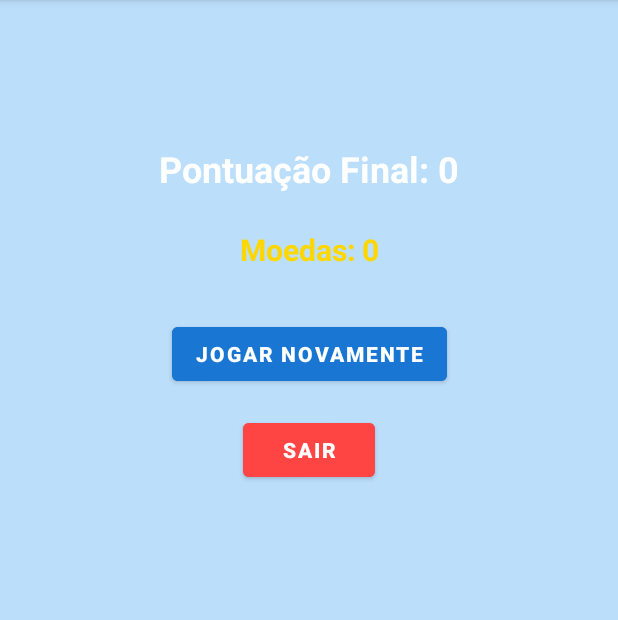
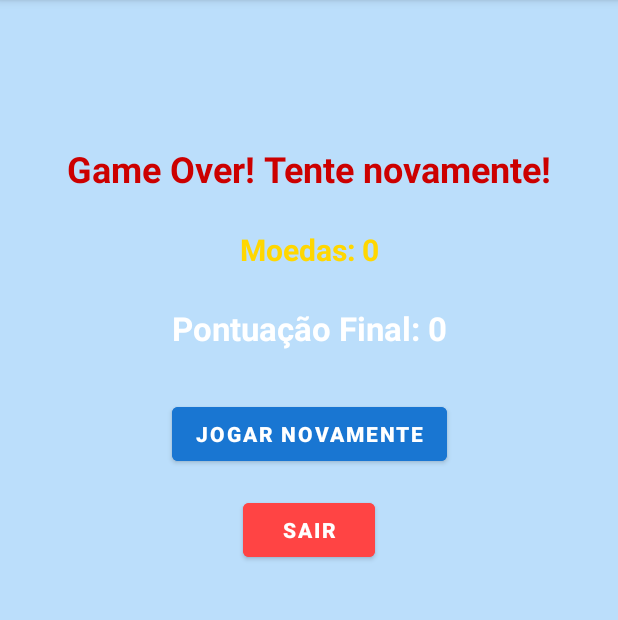
Before and after one commit to rafaelmarcal1/QuizAedes, an Android app: the GameOverActivity screen opened directly, with no data from a screen before it, on a phone screen of 412 x 824 dp, the part 84-704 px from its top. Run offline under Robolectric (Android 15) with nearby library versions, the phone set to English and light mode, and no system bars.

Commit message:
Estatisticas Finalmente funcionando e sendo atualizadas. Tela de Vitória substituida por somente uma tela de gameover que muda conforme vitória ou derrota

```diff
--- a/app/src/main/java/rafaelmarcal/ifsp/edu/quizaedes/ui/gameover/GameOverActivity.java
+++ b/app/src/main/java/rafaelmarcal/ifsp/edu/quizaedes/ui/gameover/GameOverActivity.java
@@ -1,6 +1,7 @@
 package rafaelmarcal.ifsp.edu.quizaedes.ui.gameover;
 
 import android.content.Intent;
+import android.content.SharedPreferences;
 import android.os.Bundle;
 import android.view.View;
 import androidx.appcompat.app.AppCompatActivity;
@@ -21,16 +22,49 @@ public class GameOverActivity extends AppCompatActivity {
         int pontuacao = getIntent().getIntExtra("PONTUACAO", 0);
         int moedas = getIntent().getIntExtra("MOEDAS", 0);  // Recupera as moedas
 
-        // Configurando os textos da tela de game over
-        binding.tvPontuacaoFinal.setText("Pontuação Final: " + pontuacao);
-        binding.tvMoedas.setText("Moedas: " + moedas);  // Atualiza o TextView com as moedas
+        // Recuperando se o jogador venceu ou perdeu
+        boolean venceu = getIntent().getBooleanExtra("VITORIA", false);
 
-        // Configurando o botão para jogar novamente
+        // Atualizando o texto com base na vitória ou derrota
+        if (venceu) {
+            // Mensagem de Vitória
+            binding.tvPontuacaoFinal.setText("Parabéns! Você venceu!");
+            binding.tvPontuacaoFinal.setTextColor(getResources().getColor(android.R.color.holo_green_dark));
+        } else {
+            // Mensagem de Game Over
+            binding.tvPontuacaoFinal.setText("Game Over! Tente novamente!");
+            binding.tvPontuacaoFinal.setTextColor(getResources().getColor(android.R.color.holo_red_dark));
+        }
+
+        // Exibe a pontuação final
+        binding.tvMoedas.setText("Moedas: " + moedas);
+
+        // Exibe a pontuação final
+        binding.tvPontuacao.setText("Pontuação Final: " + pontuacao);
+
+        // Recupera o maior nível alcançado da SharedPreferences
+        SharedPreferences sharedPreferences = getSharedPreferences("game_data", MODE_PRIVATE);
+        int maiorNivel = sharedPreferences.getInt("MAIOR_NIVEL", 1); // 1 é o valor inicial
+
+        // Atualizando o maior nível
+        SharedPreferences.Editor editor = sharedPreferences.edit();
+        int pontosTotais = sharedPreferences.getInt("PONTUACAO_TOTAL", 0) + pontuacao;
+        editor.putInt("PONTUACAO_TOTAL", pontosTotais);
+
+        if (maiorNivel < getIntent().getIntExtra("MAIOR_NIVEL", 1)) {
+            maiorNivel = getIntent().getIntExtra("MAIOR_NIVEL", 1);  // Atualiza o maior nível
+        }
+        editor.putInt("MAIOR_NIVEL", maiorNivel);
+
+        int moedasTotais = sharedPreferences.getInt("MOEDAS_TOTAL", 0) + moedas;
+        editor.putInt("MOEDAS_TOTAL", moedasTotais);
+        editor.apply();
+
+        // Botões para reiniciar ou sair
         binding.btnJogarNovamente.setOnClickListener(v -> reiniciarQuiz());
+        binding.btnSair.setOnClickListener(v -> finish());
+    }
 
-        // Configurando o botão para sair
-        binding.btnSair.setOnClickListener(v -> finish());  // Fecha a atividade
-    }
 
     private void reiniciarQuiz() {
         // Reinicia o quiz e retorna para a tela de PerguntasActivity
--- a/app/src/main/res/layout/activity_game_over.xml
+++ b/app/src/main/res/layout/activity_game_over.xml
@@ -6,7 +6,7 @@
     android:layout_height="match_parent"
     android:padding="16dp">
 
-    <!-- Pontuação Final -->
+    <!-- Mensagem de Vitória ou Game Over -->
     <TextView
         android:id="@+id/tvPontuacaoFinal"
         android:layout_width="wrap_content"
@@ -34,6 +34,20 @@
         app:layout_constraintEnd_toEndOf="parent"
         android:layout_marginTop="24dp"/>
 
+    <!-- Pontuação Final -->
+    <TextView
+        android:id="@+id/tvPontuacao"
+        android:layout_width="wrap_content"
+        android:layout_height="wrap_content"
+        android:text="Pontuação Final: 0"
+        android:textSize="22sp"
+        android:textStyle="bold"
+        android:textColor="#FFFFFF"
+        app:layout_constraintTop_toBottomOf="@id/tvMoedas"
+        app:layout_constraintStart_toStartOf="parent"
+        app:layout_constraintEnd_toEndOf="parent"
+        android:layout_marginTop="24dp"/>
+
     <!-- Botão para Jogar Novamente -->
     <Button
         android:id="@+id/btnJogarNovamente"
@@ -42,7 +56,7 @@
         android:text="Jogar Novamente"
         android:textStyle="bold"
         android:layout_marginTop="32dp"
-        app:layout_constraintTop_toBottomOf="@id/tvMoedas"
+        app:layout_constraintTop_toBottomOf="@id/tvPontuacao"
         app:layout_constraintStart_toStartOf="parent"
         app:layout_constraintEnd_toEndOf="parent"
         android:backgroundTint="@color/primaryColor"
```
Also changed, not shown: app/src/main/java/rafaelmarcal/ifsp/edu/quizaedes/ui/perfil/PerfilActivity.java (+28 -15 lines), app/src/main/java/rafaelmarcal/ifsp/edu/quizaedes/ui/perguntas/PerguntasActivity.java (+6 -13 lines), app/src/main/java/rafaelmarcal/ifsp/edu/quizaedes/ui/splash/VitoriaActivity.java (+44 -3 lines).
